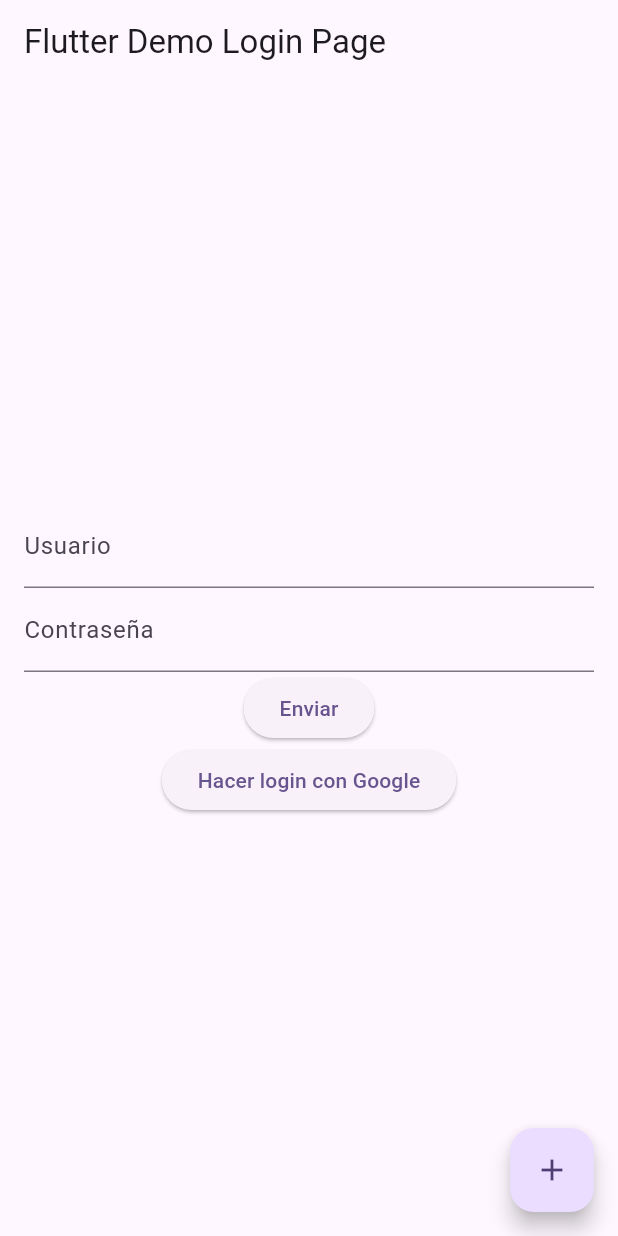
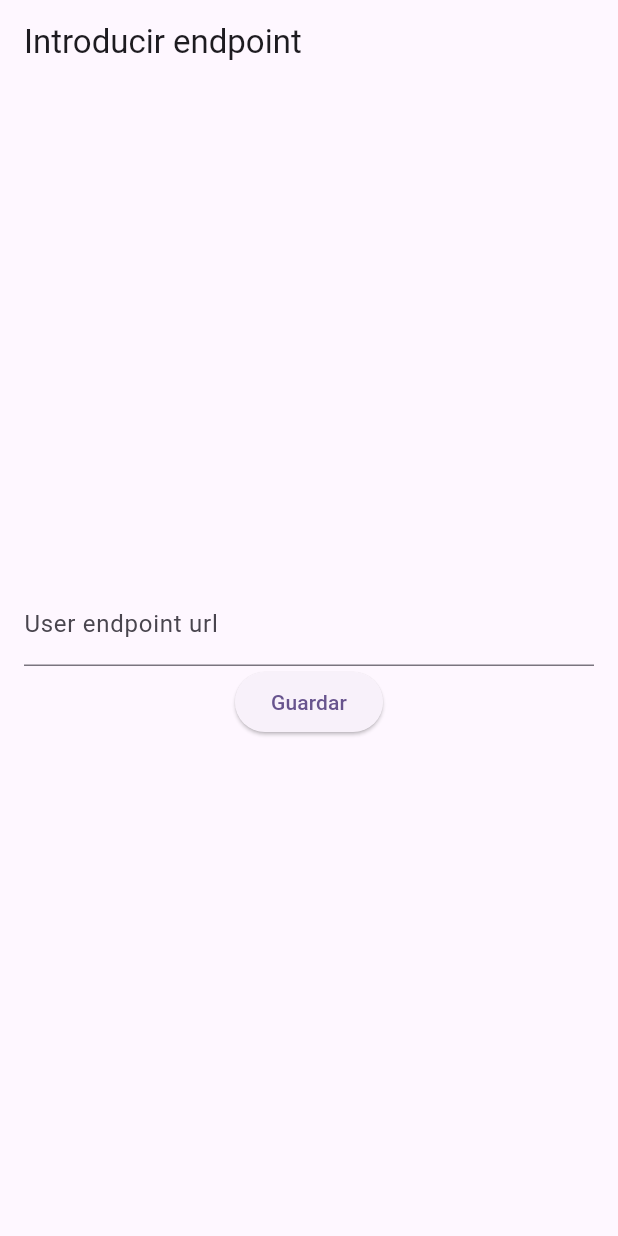
Before and after one commit to amlluch/firstFlutterApp, a Flutter app: the screen it shows after launch, on a phone screen of 412 x 824 dp. Run offline on Flutter 3.47's test engine with Material 2 defaults, Android fonts, the phone set to English and light mode, and no system bars; our stand-ins replace firebase_auth, firebase_core, google_sign_in, shared_preferences; accounts and stored records are empty.

Commit message:
adding endpoint to landing page

```diff
--- /dev/null
+++ b/lib/endpoint_screen.dart
@@ -0,0 +1,60 @@
+import 'package:flutter/cupertino.dart';
+import 'package:flutter/material.dart';
+import 'package:shared_preferences/shared_preferences.dart';
+
+import 'main.dart';
+
+class EndpointScreen extends StatefulWidget {
+  const EndpointScreen({Key? key}) : super(key: key);
+
+  @override
+  _EndpointScreenState createState() => _EndpointScreenState();
+}
+
+class _EndpointScreenState extends State<EndpointScreen> {
+  final TextEditingController _endpointController = TextEditingController();
+
+  void _saveEndpoint() async {
+    String endpoint = _endpointController.text;
+    if (Uri.parse(endpoint).isAbsolute) {
+      SharedPreferences prefs = await SharedPreferences.getInstance();
+      prefs.setString('end_point', endpoint);
+
+      Navigator.pushReplacement(
+        context,
+        MaterialPageRoute(builder: (context) => MyHomePage(title: 'Flutter Demo Login Page')),
+      );
+    } else {
+      ScaffoldMessenger.of(context).showSnackBar(
+          const SnackBar(content: Text('Por favor, introduce una URL válida.'))
+      );
+    }
+  }
+
+  @override
+  Widget build(BuildContext context) {
+    return Scaffold(
+      appBar: AppBar(
+        title: const Text('Introducir endpoint'),
+      ),
+      body: Padding(
+        padding: const EdgeInsets.all(16.0),
+        child: Column(
+          mainAxisAlignment: MainAxisAlignment.center,
+          children: <Widget>[
+            TextField(
+              controller: _endpointController,
+              decoration: const InputDecoration(
+                labelText: 'User endpoint url',
+              ),
+            ),
+            ElevatedButton(
+              onPressed: _saveEndpoint,
+              child: const Text('Guardar'),
+            ),
+          ],
+        ),
+      ),
+    );
+  }
+}
--- a/lib/logged_user.dart
+++ b/lib/logged_user.dart
@@ -26,10 +26,11 @@ class _LoggedScreenState extends State<LoggedScreen> {
   _fetchData() async {
     SharedPreferences prefs = await SharedPreferences.getInstance();
     String? token = prefs.getString('token');
+    String? endpoint = prefs.getString('end_point');
 
-    if (token != null) {
+    if (token != null && endpoint != null) {
       var response = await http.get(
-        Uri.parse('https://izpqksq5sg.execute-api.eu-west-1.amazonaws.com/prod/user'),
+        Uri.parse(endpoint),
         headers: {"Authorization": "Bearer $token"},
       );
 
--- a/lib/main.dart
+++ b/lib/main.dart
@@ -5,6 +5,7 @@ import 'package:firebase_core/firebase_core.dart';
 import 'package:google_sign_in/google_sign_in.dart';
 import 'package:shared_preferences/shared_preferences.dart';
 
+import 'endpoint_screen.dart';
 import 'logged_user.dart';
 
 Future<void> main() async {
@@ -17,34 +18,42 @@ Future<void> main() async {
   runApp(const MyApp());
 }
 
-class MyApp extends StatelessWidget {
-  const MyApp({super.key});
+class MyApp extends StatefulWidget {
+  const MyApp({Key? key}) : super(key: key);
 
-  // This widget is the root of your application.
+  @override
+  _MyAppState createState() => _MyAppState();
+}
+
+class _MyAppState extends State<MyApp> {
+  Widget _home = const CircularProgressIndicator();
+
+  @override
+  void initState() {
+    super.initState();
+    _checkEndpoint();
+  }
+
+  void _checkEndpoint() async {
+    SharedPreferences prefs = await SharedPreferences.getInstance();
+    String? endpoint = prefs.getString('end_point');
+
+    setState(() {
+      _home = endpoint != null
+          ? MyHomePage(title: 'Flutter Demo Login Page')
+          : const EndpointScreen();
+    });
+  }
+
   @override
   Widget build(BuildContext context) {
     return MaterialApp(
       title: 'Flutter Demo',
       theme: ThemeData(
-        // This is the theme of your application.
-        //
-        // TRY THIS: Try running your application with "flutter run". You'll see
-        // the application has a blue toolbar. Then, without quitting the app,
-        // try changing the seedColor in the colorScheme below to Colors.green
-        // and then invoke "hot reload" (save your changes or press the "hot
-        // reload" button in a Flutter-supported IDE, or press "r" if you used
-        // the command line to start the app).
-        //
-        // Notice that the counter didn't reset back to zero; the application
-        // state is not lost during the reload. To reset the state, use hot
-        // restart instead.
-        //
-        // This works for code too, not just values: Most code changes can be
-        // tested with just a hot reload.
         colorScheme: ColorScheme.fromSeed(seedColor: Colors.deepPurple),
         useMaterial3: true,
       ),
-      home: const MyHomePage(title: 'Flutter Demo Login Page'),
+      home: _home,
     );
   }
 }
```
